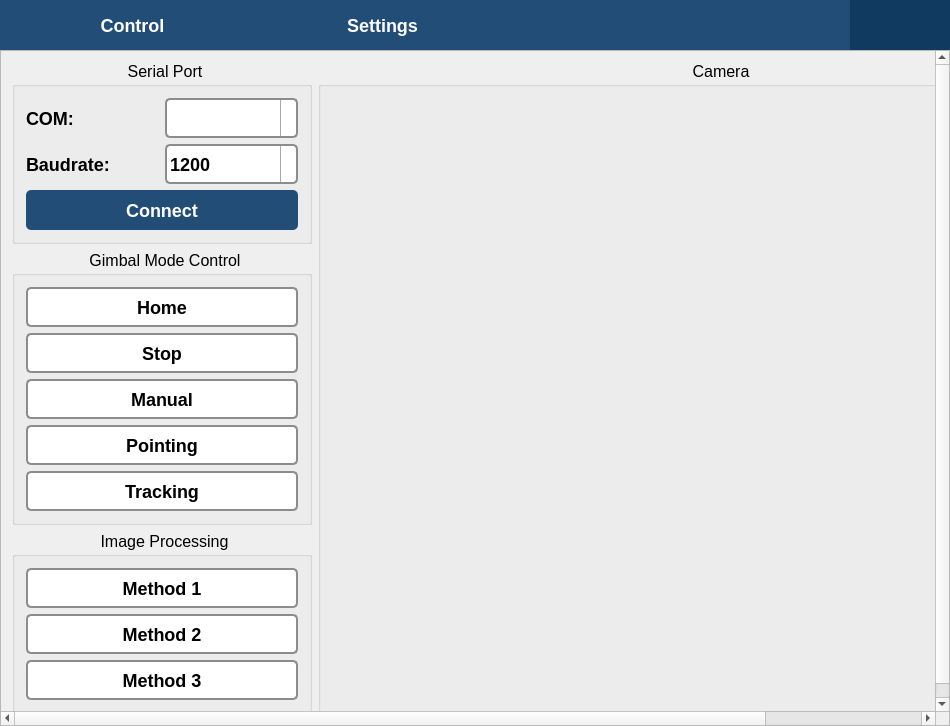
Old version of the form Gimbal_Software_2/mainwindow.ui in the repository trunghieu96nt/Gimbal_Software_2.
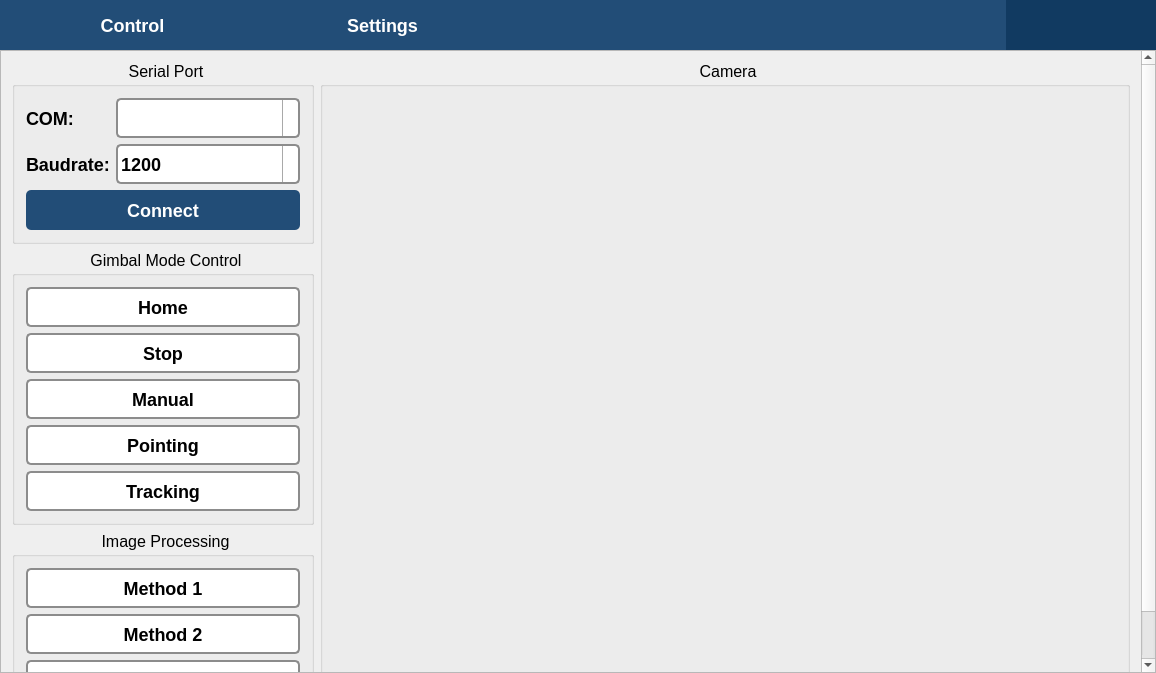
New version of the form. Icons and pictures are not drawn.

Commit message: - Fix bug resolution, test with 1920x1080, 1366x768, 1680x1050, 1280x720,...

```diff
--- a/Gimbal_Software_2/mainwindow.ui
+++ b/Gimbal_Software_2/mainwindow.ui
@@ -6,8 +6,8 @@
    <rect>
     <x>0</x>
     <y>0</y>
-    <width>950</width>
-    <height>726</height>
+    <width>1156</width>
+    <height>673</height>
    </rect>
   </property>
   <property name="sizePolicy">
@@ -174,34 +174,16 @@
        </widget>
       </item>
       <item>
-       <widget class="QPushButton" name="pushButton_6">
-        <property name="minimumSize">
-         <size>
-          <width>100</width>
-          <height>50</height>
-         </size>
-        </property>
-        <property name="maximumSize">
-         <size>
-          <width>100</width>
-          <height>50</height>
-         </size>
-        </property>
+       <widget class="QPushButton" name="btnGimbalIcon">
         <property name="styleSheet">
-         <string notr="true">QPushButton
-{
-	border-radius: 0px;
-	border: none;
+         <string notr="true">QPushButton {
+	border-radius: 0px; border: none;
 	background-color: #113A61;
+	min-width: 150px; max-width: 150px;
+     min-height: 50px; max-height: 50px;
 }
-QPushButton:pressed
-{
-	background-color: #113A61;
-}
-QPushButton:hover:!pressed
-{
-	background-color: #113A61;
-}</string>
+QPushButton:pressed { background-color: #113A61; }
+QPushButton:hover:!pressed { background-color: #113A61; }</string>
         </property>
         <property name="text">
          <string/>
@@ -260,9 +242,9 @@
            <property name="geometry">
             <rect>
              <x>0</x>
-             <y>-24</y>
-             <width>1131</width>
-             <height>677</height>
+             <y>0</y>
+             <width>1144</width>
+             <height>628</height>
             </rect>
            </property>
            <layout class="QHBoxLayout" name="horizontalLayout_3" stretch="0,1">
@@ -279,97 +261,36 @@
                   <verstretch>0</verstretch>
                  </sizepolicy>
                 </property>
-                <property name="minimumSize">
-                 <size>
-                  <width>300</width>
-                  <height>0</height>
-                 </size>
-                </property>
                 <property name="styleSheet">
-                 <string notr="true">QGroupBox {
-	font: 16px;
-}
-QGroupBox::title {
-	subcontrol-position: top center;
-}
-
-QLabel {
-	font: bold 18px;
-}
-
-QComboBox
-{
-	font: bold 18px;
-	border: 2px solid #8c8c8c;
-	border-radius: 5px;
-}
-
+                 <string notr="true">QGroupBox { font: 16px; min-width: 300px; max-width: 300px;}
+QGroupBox::title { subcontrol-position: top center; }
+QLabel { font: bold 18px; }
+QComboBox { font: bold 18px; border: 2px solid #8c8c8c; border-radius: 5px; min-height: 36px; }
 QComboBox::drop-down {
-    subcontrol-origin: padding;
-    subcontrol-position: top right;
-    width: 15px;
-
-    border-left-width: 1px;
-    border-left-color: darkgray;
-    border-left-style: solid; /* just a single line */
-    border-top-right-radius: 3px; /* same radius as the QComboBox */
-    border-bottom-right-radius: 3px;
+	subcontrol-origin: padding; subcontrol-position: top right; width: 15px;
+	border-left-width: 1px; border-left-color: darkgray;
+	border-left-style: solid; border-top-right-radius: 3px; border-bottom-right-radius: 3px;
 }
-QComboBox::down-arrow
-{
-	image: url(:/files/images/arrow_down.png);
-	height: 12px;
-	width: 12px;
-}
-QComboBox::on
-{
-	border: 2px solid #B77E2A;
-}
-QComboBox:hover
-{
-	border: 2px solid #B77E2A;
-}
-QComboBox QAbstractItemView
-{
+QComboBox::down-arrow{ image: url(:/files/images/arrow_down.png); height: 12px; width: 12px; }
+QComboBox::on { border: 2px solid #B77E2A; }
+QComboBox:hover { border: 2px solid #B77E2A; }
+QComboBox QAbstractItemView {
 	border: 2px solid #B77E2A;
 	selection-background-color: QLinearGradient( x1: 0, y1: 0, x2: 0, y2: 1, stop: 0 #111, stop: 1 #333);
 }
-
-QPushButton {
-	font: bold 18px;
-	color: white;
-	background-color: #224d77;
-	border-radius: 5px;
-}
-QPushButton:pressed {
-	background-color: #1c4063;
-}
-QPushButton:hover:!pressed {
-	background-color: #27598b;
-}</string>
+QPushButton { font: bold 18px; color: white; background-color: #224d77; border-radius: 5px; min-height: 40px; }
+QPushButton:pressed { background-color: #1c4063; }
+QPushButton:hover:!pressed { background-color: #27598b; }</string>
                 </property>
                 <property name="title">
                  <string>Serial Port</string>
                 </property>
-                <layout class="QGridLayout" name="gridLayout" columnstretch="0,0">
+                <layout class="QGridLayout" name="gridLayout" columnstretch="0,1">
                  <item row="0" column="1">
-                  <widget class="QComboBox" name="comboBox">
-                   <property name="minimumSize">
-                    <size>
-                     <width>0</width>
-                     <height>40</height>
-                    </size>
-                   </property>
-                  </widget>
+                  <widget class="QComboBox" name="comboBox"/>
                  </item>
                  <item row="1" column="1">
                   <widget class="QComboBox" name="comboBox_2">
-                   <property name="minimumSize">
-                    <size>
-                     <width>0</width>
-                     <height>40</height>
-                    </size>
-                   </property>
                    <item>
                     <property name="text">
                      <string>1200</string>
@@ -437,12 +358,6 @@
                      <verstretch>0</verstretch>
                     </sizepolicy>
                    </property>
-                   <property name="minimumSize">
-                    <size>
-                     <width>0</width>
-                     <height>40</height>
-                    </size>
-                   </property>
                    <property name="text">
                     <string>Connect</string>
                    </property>
@@ -452,50 +367,21 @@
                </widget>
               </item>
               <item>
-               <widget class="QGroupBox" name="groupBox_2">
-                <property name="minimumSize">
-                 <size>
-                  <width>300</width>
-                  <height>0</height>
-                 </size>
-                </property>
+               <widget class="QGroupBox" name="grpModeControl">
                 <property name="styleSheet">
-                 <string notr="true">QGroupBox {
-	font: 16px;
-}
-QGroupBox::title {
-	subcontrol-position: top center;
-}
-QPushButton {
-	font: bold 18px;
-	border: 2px solid #8c8c8c;
-	border-radius: 5px;
-	background-color: white;
-}
-QPushButton:pressed {
-	background-color: #f2f2f2;
-}
-QPushButton:hover:!checked {
-	border: 2px solid #B77E2A;
-}
-QPushButton:checked {
-	color: white;
-	border: 2px solid #224d77;
-	background-color: #224d77;
-}</string>
+                 <string notr="true">QGroupBox { font: 16px; }
+QGroupBox::title { subcontrol-position: top center;  }
+QPushButton { font: bold 18px; border: 2px solid #8c8c8c; border-radius: 5px; background-color: white; min-height: 36px; }
+QPushButton:pressed { background-color: #f2f2f2; }
+QPushButton:hover:!checked { border: 2px solid #B77E2A; }
+QPushButton:checked { color: white; border: 2px solid #224d77; background-color: #224d77; }</string>
                 </property>
                 <property name="title">
                  <string>Gimbal Mode Control</string>
                 </property>
                 <layout class="QVBoxLayout" name="verticalLayout_3">
                  <item>
-                  <widget class="QPushButton" name="pushButton_2">
-                   <property name="minimumSize">
-                    <size>
-                     <width>0</width>
-                     <height>40</height>
-                    </size>
-                   </property>
+                  <widget class="QPushButton" name="btnHome">
                    <property name="styleSheet">
                     <string notr="true"/>
                    </property>
@@ -512,12 +398,6 @@
                  </item>
                  <item>
                   <widget class="QPushButton" name="pushButton_3">
-                   <property name="minimumSize">
-                    <size>
-                     <width>0</width>
-                     <height>40</height>
-                    </size>
-                   </property>
                    <property name="styleSheet">
                     <string notr="true"/>
                    </property>
@@ -534,12 +414,6 @@
                  </item>
                  <item>
                   <widget class="QPushButton" name="pushButton_4">
-                   <property name="minimumSize">
-                    <size>
-                     <width>0</width>
-                     <height>40</height>
-                    </size>
-                   </property>
                    <property name="styleSheet">
                     <string notr="true"/>
                    </property>
@@ -556,12 +430,6 @@
                  </item>
                  <item>
                   <widget class="QPushButton" name="pushButton_5">
-                   <property name="minimumSize">
-                    <size>
-                     <width>0</width>
-                     <height>40</height>
-                    </size>
-                   </property>
                    <property name="text">
                     <string>Pointing</string>
                    </property>
@@ -575,12 +443,6 @@
                  </item>
                  <item>
                   <widget class="QPushButton" name="pushButton_7">
-                   <property name="minimumSize">
-                    <size>
-                     <width>0</width>
-                     <height>40</height>
-                    </size>
-                   </property>
                    <property name="text">
                     <string>Tracking</string>
                    </property>
@@ -609,37 +471,14 @@
                </widget>
               </item>
               <item>
-               <widget class="QGroupBox" name="groupBox_3">
-                <property name="minimumSize">
-                 <size>
-                  <width>300</width>
-                  <height>0</height>
-                 </size>
-                </property>
+               <widget class="QGroupBox" name="grpImageProcessing">
                 <property name="styleSheet">
-                 <string notr="true">QGroupBox {
-	font: 16px;
-}
-QGroupBox::title {
-	subcontrol-position: top center;
-}
-QPushButton {
-	font: bold 18px;
-	border: 2px solid #8c8c8c;
-	border-radius: 5px;
-	background-color: white;
-}
-QPushButton:pressed {
-	background-color: #f2f2f2;
-}
-QPushButton:hover:!checked {
-	border: 2px solid #B77E2A;
-}
-QPushButton:checked {
-	color: white;
-	border: 2px solid #224d77;
-	background-color: #224d77;
-}</string>
+                 <string notr="true">QGroupBox { font: 16px; }
+QGroupBox::title { subcontrol-position: top center;  }
+QPushButton { font: bold 18px; border: 2px solid #8c8c8c; border-radius: 5px; background-color: white; min-height: 36px; }
+QPushButton:pressed { background-color: #f2f2f2; }
+QPushButton:hover:!checked { border: 2px solid #B77E2A; }
+QPushButton:checked { color: white; border: 2px solid #224d77; background-color: #224d77; }</string>
                 </property>
                 <property name="title">
                  <string>Image Processing</string>
```
Left out of the diff: 98 changed lines with no effect on the pictures. The commit also changes 2 other files.
